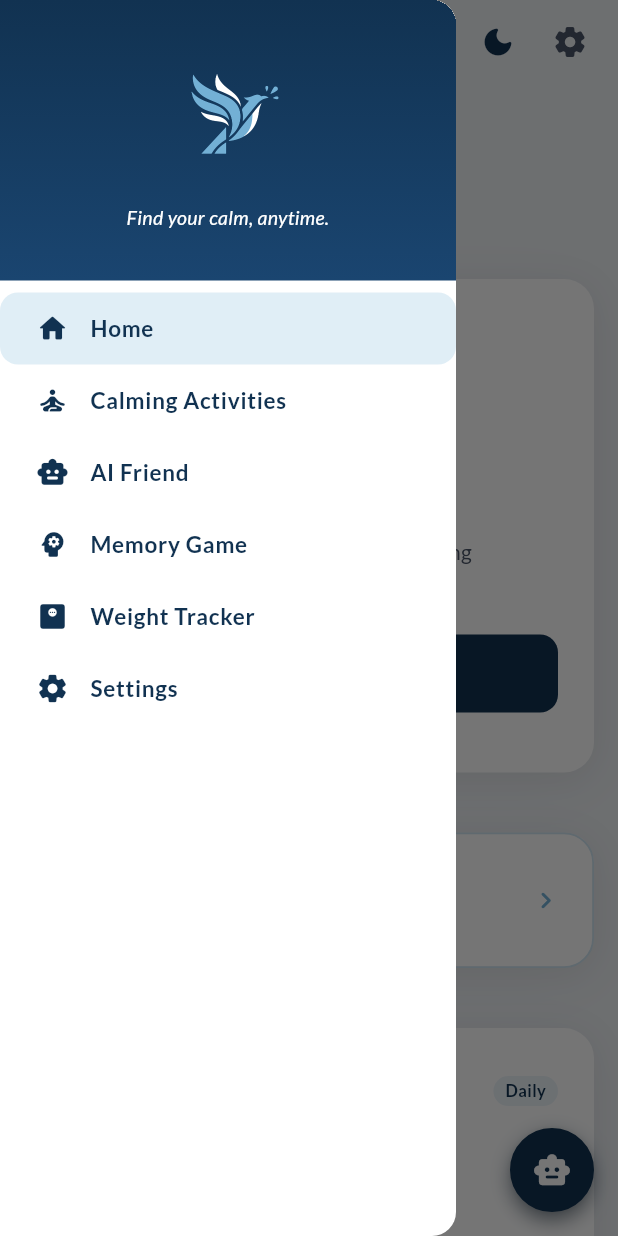
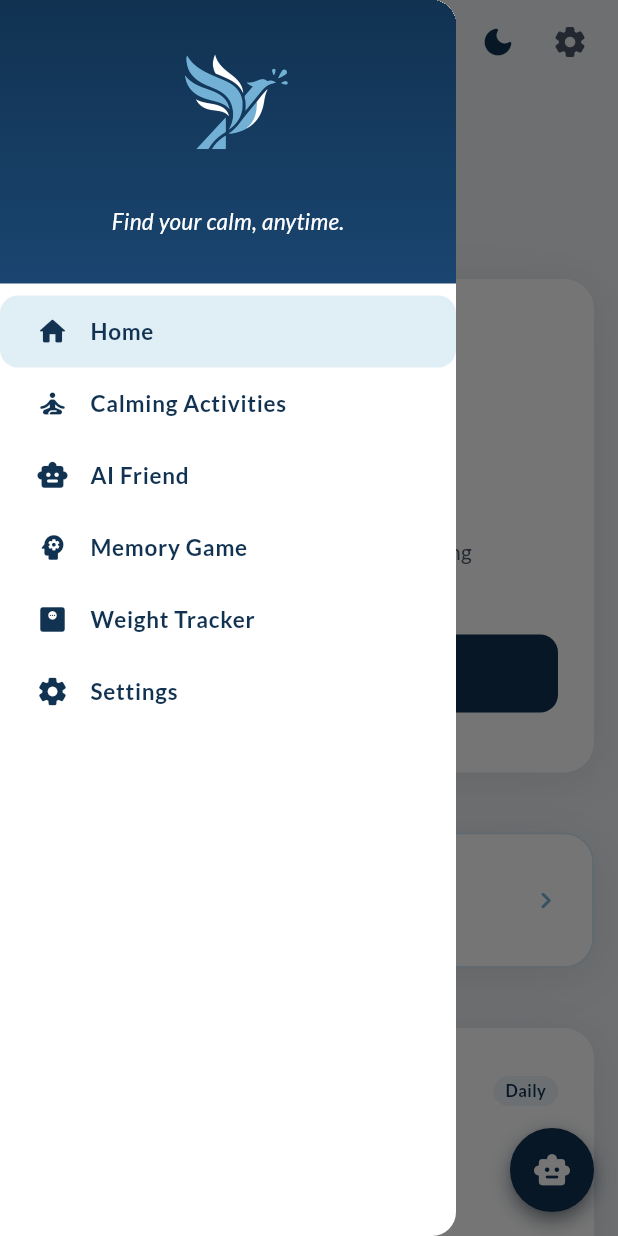
Before and after one commit to usama923-source/Sobriety-Counter, a Flutter app: the HomeScreen screen opened directly, with the side drawer open, on a phone screen of 412 x 824 dp. Run offline on Flutter 3.47's test engine with Material 3 defaults, Android fonts, the phone set to English and light mode, and no system bars; our stand-ins replace firebase_ai, firebase_analytics, firebase_core, flutter_local_notifications, flutter_riverpod, flutter_timezone and 3 more; missing offline and left inert: firebase_app_check; accounts and stored records are empty.

Commit message:
polish drawer header
🤖 Generated with Codebuff
Co-Authored-By: Codebuff <noreply@codebuff.com>

```diff
--- a/lib/screens/home_screen.dart
+++ b/lib/screens/home_screen.dart
@@ -271,7 +271,10 @@ class _HomeScreenState extends ConsumerState<HomeScreen> {
     return Drawer(
       // Only the header carries a background; the body is plain surface.
       backgroundColor: isDark ? AppColors.darkSurface : AppColors.white,
+      // Only the bottom inset is needed: the gradient header paints behind
+      // the status bar and adds that inset to its own top padding instead.
       child: SafeArea(
+        top: false,
         child: Column(
           children: [
             // ── Header — gradient with logo + tagline ────────────────
@@ -287,9 +290,11 @@ class _HomeScreenState extends ConsumerState<HomeScreen> {
                   ],
                 ),
               ),
-              padding: const EdgeInsets.symmetric(
-                horizontal: AppConstants.spacingLg,
-                vertical: AppConstants.spacingXl,
+              padding: EdgeInsets.fromLTRB(
+                AppConstants.spacingLg,
+                MediaQuery.paddingOf(context).top + AppConstants.spacingMd,
+                AppConstants.spacingLg,
+                AppConstants.spacingXl,
               ),
               child: Column(
                 mainAxisSize: MainAxisSize.min,
@@ -298,15 +303,15 @@ class _HomeScreenState extends ConsumerState<HomeScreen> {
                   Center(
                     child: Image.asset(
                       'assets/logo_icon.png',
-                      width: 88,
-                      height: 88,
+                      width: 104,
+                      height: 104,
                       fit: BoxFit.contain,
                       // Decode at ~3× the rendered size for crisp scaling.
-                      cacheWidth: 264,
+                      cacheWidth: 312,
                       errorBuilder: (context, error, stackTrace) =>
                           const Icon(
                         Icons.spa_rounded,
-                        size: 44,
+                        size: 52,
                         color: AppColors.white,
                       ),
                     ),
@@ -316,7 +321,7 @@ class _HomeScreenState extends ConsumerState<HomeScreen> {
                     AppConstants.tagline,
                     textAlign: TextAlign.center,
                     style: TextStyle(
-                      fontSize: 13,
+                      fontSize: 15,
                       fontWeight: FontWeight.w400,
                       fontStyle: FontStyle.italic,
                       color: AppColors.white,
```
